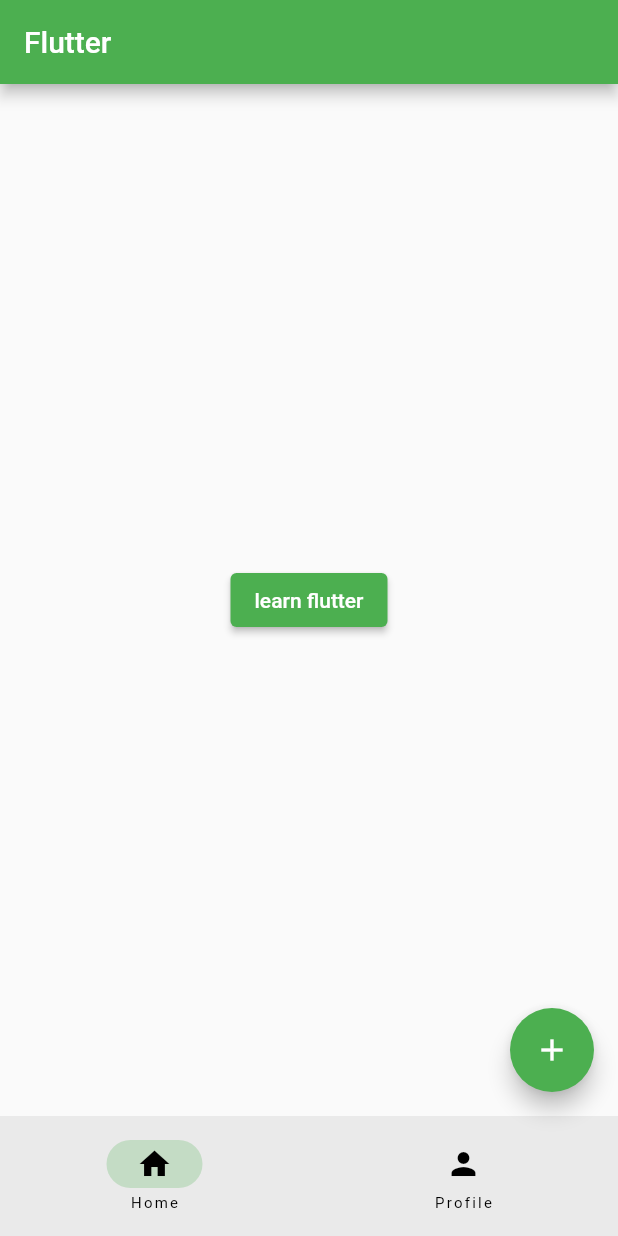
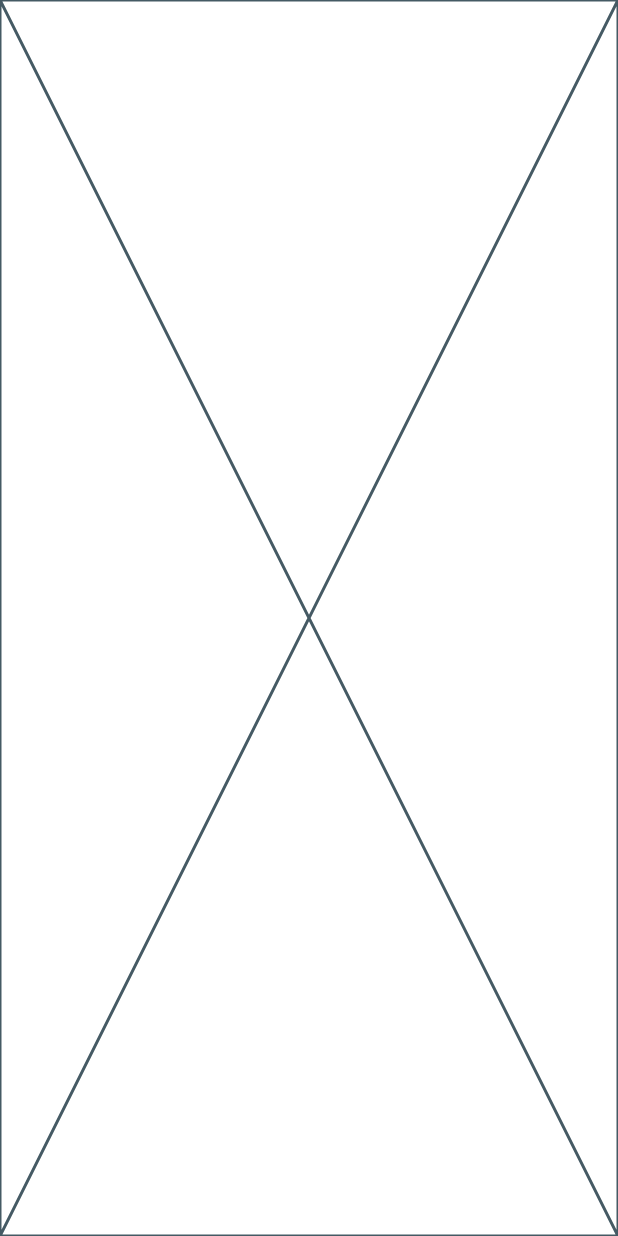
Before and after one commit to HORRYZONE/flutter_ClubApp, a Flutter app: the screen it shows after launch, after a tap on "learn flutter", on a phone screen of 412 x 824 dp. Run offline on Flutter 3.47's test engine with Material 2 defaults, Android fonts, the phone set to English and light mode, and no system bars.

Commit message:
Navigate elevatedBtn to learnFluterPage

```diff
--- a/sampleproject/lib/home_page.dart
+++ b/sampleproject/lib/home_page.dart
@@ -1,4 +1,5 @@
 import 'package:flutter/material.dart';
+import 'package:sampleproject/learn_flutter_page.dart';
 
 class HomePage extends StatelessWidget {
   const HomePage({super.key});
@@ -6,7 +7,12 @@ class HomePage extends StatelessWidget {
   @override
   Widget build(BuildContext context) {
     return Center(
-      child: ElevatedButton(onPressed: (){}, child: const Text("learn flutter")),
+      child:
+          ElevatedButton(onPressed: () {
+            Navigator.of(context).push(MaterialPageRoute(builder: (BuildContext context){
+              return const LearnFlutterpage();
+            }));
+          }, child: const Text("learn flutter")),
     );
   }
 }
--- /dev/null
+++ b/sampleproject/lib/learn_flutter_page.dart
@@ -0,0 +1,15 @@
+import 'package:flutter/material.dart';
+
+class LearnFlutterpage extends StatefulWidget {
+  const LearnFlutterpage({super.key});
+
+  @override
+  State<LearnFlutterpage> createState() => _LearnFlutterpageState();
+}
+
+class _LearnFlutterpageState extends State<LearnFlutterpage> {
+  @override
+  Widget build(BuildContext context) {
+    return const Placeholder();
+  }
+}
```
